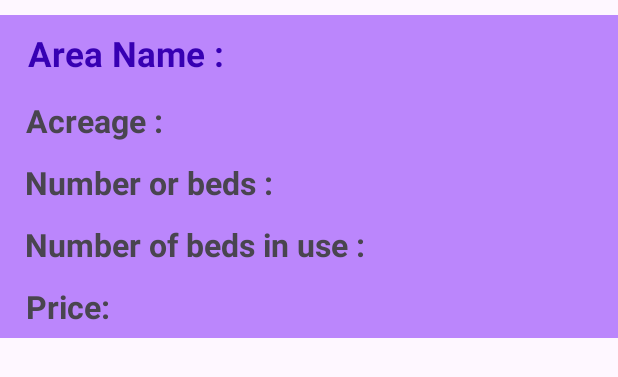
After one commit to Gimmwee/ManagementDormitory, an Android app: the layout rcv_user_list_room.xml on its own in the app's theme, with its tools: preview values and no code run, on a phone screen of 412 x 824 dp. The commit adds this screen. Shown: the top 377 px of the screen. Run offline under Robolectric (Android 15) with nearby library versions, the light colour scheme and no system bars.

Commit message:
User View Room

```diff
--- a/app/build.gradle
+++ b/app/build.gradle
@@ -36,4 +36,7 @@ dependencies {
     testImplementation 'junit:junit:4.13.2'
     androidTestImplementation 'androidx.test.ext:junit:1.1.5'
     androidTestImplementation 'androidx.test.espresso:espresso-core:3.5.1'
+    implementation "androidx.room:room-runtime:2.5.0"
+    annotationProcessor "androidx.room:room-compiler:2.5.0"
+    implementation 'androidx.recyclerview:recyclerview:1.2.1'
 }
--- /dev/null
+++ b/app/src/main/res/layout/rcv_user_list_room.xml
@@ -0,0 +1,85 @@
+<?xml version="1.0" encoding="utf-8"?>
+<androidx.constraintlayout.widget.ConstraintLayout xmlns:android="http://schemas.android.com/apk/res/android"
+    xmlns:app="http://schemas.android.com/apk/res-auto"
+    xmlns:tools="http://schemas.android.com/tools"
+    android:id="@+id/user_listRoom"
+    android:layout_width="match_parent"
+    android:layout_height="wrap_content"
+    android:layout_marginTop="10dp"
+    android:background="@color/purple_200"
+    android:contentDescription="@string/app_name">
+
+    <TextView
+        android:id="@+id/tv_TotalBed"
+        android:layout_width="400dp"
+        android:layout_height="35dp"
+        android:layout_marginTop="6dp"
+        android:ems="10"
+        android:text="  Number or beds : "
+        android:textSize="21sp"
+        android:textStyle="bold"
+        app:layout_constraintEnd_toEndOf="parent"
+        app:layout_constraintStart_toStartOf="parent"
+        app:layout_constraintTop_toBottomOf="@+id/tv_Acreage" />
+
+    <TextView
+        android:id="@+id/tv_BedUse"
+        android:layout_width="400dp"
+        android:layout_height="35dp"
+        android:layout_marginTop="6dp"
+        android:ems="10"
+        android:text="  Number of beds in use : "
+        android:textSize="21sp"
+        android:textStyle="bold"
+        app:layout_constraintEnd_toEndOf="parent"
+        app:layout_constraintStart_toStartOf="parent"
+        app:layout_constraintTop_toBottomOf="@+id/tv_TotalBed" />
+
+
+    <TextView
+        android:id="@+id/tv_UserRoomPrice"
+        android:layout_width="400dp"
+        android:layout_height="35dp"
+        android:layout_marginTop="6dp"
+        android:ems="10"
+        android:text="  Price: "
+        android:textSize="21sp"
+        android:textStyle="bold"
+        app:layout_constraintBottom_toBottomOf="parent"
+        app:layout_constraintEnd_toEndOf="parent"
+        app:layout_constraintHorizontal_bias="0.545"
+        app:layout_constraintStart_toStartOf="parent"
+        app:layout_constraintTop_toBottomOf="@+id/tv_BedUse" />
+
+
+    <TextView
+        android:id="@+id/tv_UserRoomName"
+        android:layout_width="400dp"
+        android:layout_height="40dp"
+        android:layout_marginTop="10dp"
+        android:ems="10"
+        android:text="  Area Name : "
+        android:textColor="@color/purple_700"
+        android:textSize="23sp"
+        android:textStyle="bold"
+        app:layout_constraintEnd_toEndOf="parent"
+        app:layout_constraintHorizontal_bias="0.545"
+        app:layout_constraintStart_toStartOf="parent"
+        app:layout_constraintTop_toTopOf="parent" />
+
+    <TextView
+        android:id="@+id/tv_Acreage"
+        android:layout_width="400dp"
+        android:layout_height="35dp"
+        android:layout_marginTop="6dp"
+        android:ems="10"
+        android:text="  Acreage : "
+        android:textSize="21sp"
+        android:textStyle="bold"
+        app:layout_constraintEnd_toEndOf="parent"
+        app:layout_constraintHorizontal_bias="0.545"
+        app:layout_constraintStart_toStartOf="parent"
+        app:layout_constraintTop_toBottomOf="@+id/tv_UserRoomName" />
+
+
+</androidx.constraintlayout.widget.ConstraintLayout>
```
Also changed, not shown: app/src/main/AndroidManifest.xml (+4 -3 lines), app/src/main/java/com/example/managementdormitory/BookingRoomAtivity.java (added, +14 -0 lines), app/src/main/java/com/example/managementdormitory/Model/Room.java (added, +115 -0 lines), app/src/main/java/com/example/managementdormitory/adapter/UserListRoomAdapter.java (added, +86 -0 lines), app/src/main/res/layout/activity_booking_room_ativity.xml (added, +9 -0 lines), app/src/main/res/layout/activity_user_view_room.xml (+26 -0 lines).
